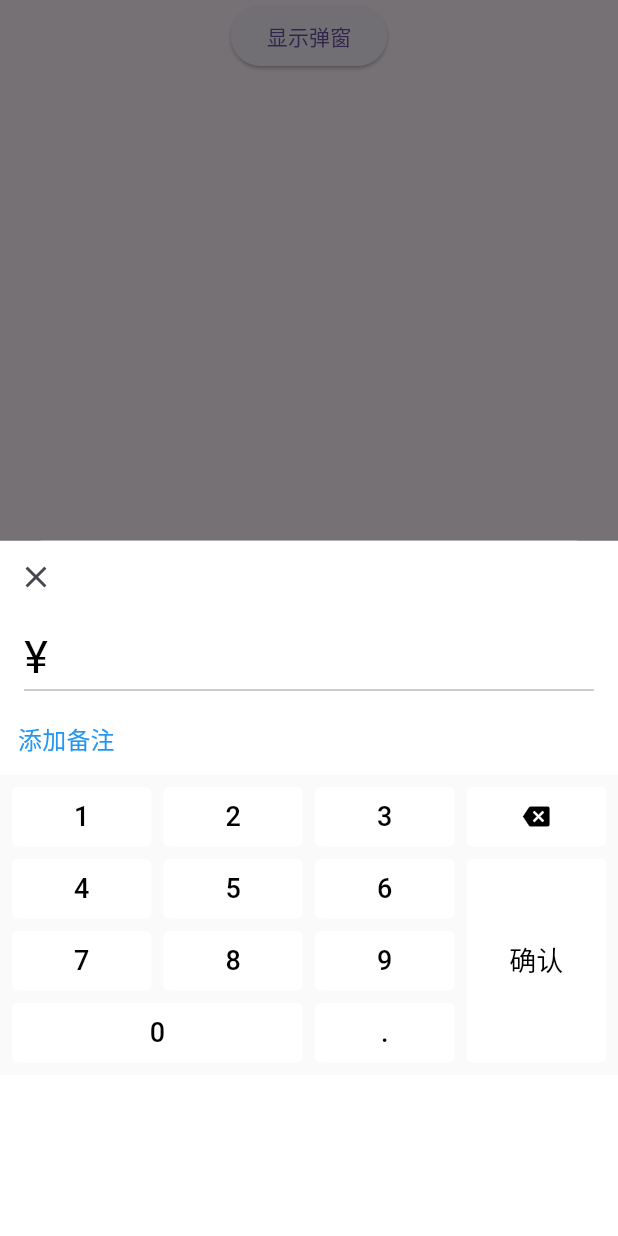
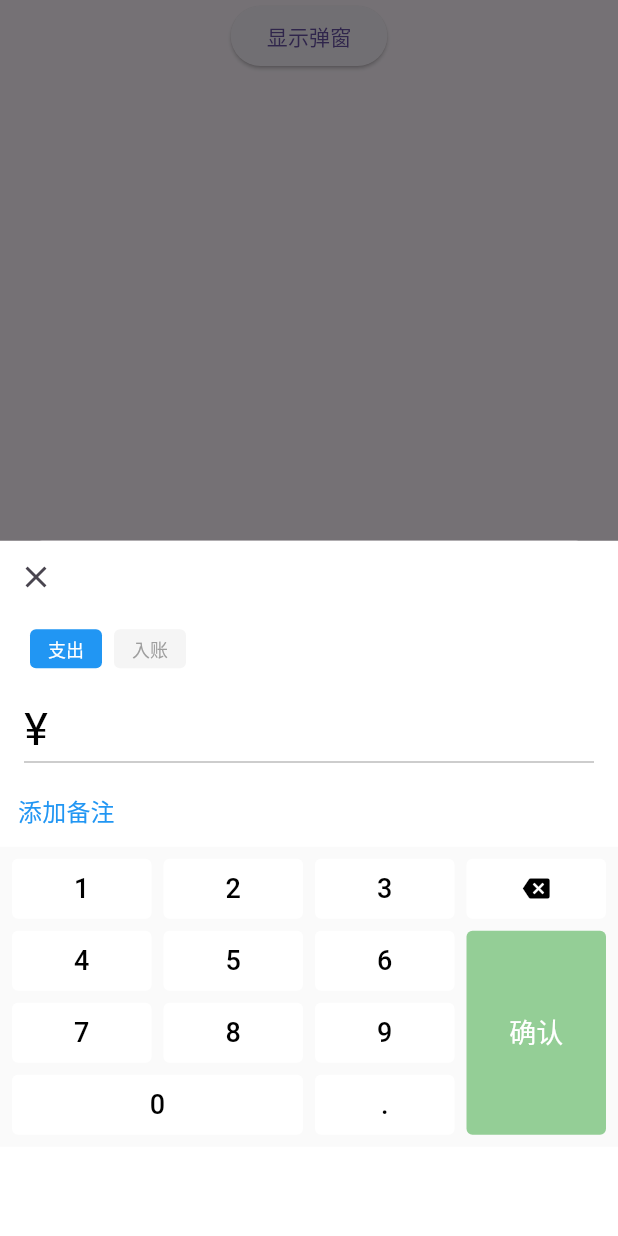
Before and after one commit to lixiaodong0/flutter-bookkeeping, a Flutter app: the screen it shows after launch, after a tap on "显示弹窗", on a phone screen of 412 x 824 dp. Run offline on Flutter 3.47's test engine with Material 3 defaults, Android fonts, the phone set to English and light mode, and no system bars; our stand-ins replace equatable, flutter_bloc, go_router, sqflite; accounts and stored records are empty.

Commit message:
优化记录布局

```diff
--- /dev/null
+++ b/lib/data/bean/record_bean.dart
@@ -0,0 +1,8 @@
+import 'journal_type.dart';
+
+class RecordBean {
+  final String amount;
+  final JournalType journalType;
+  String? remark;
+  RecordBean({required this.amount, required this.journalType, this.remark});
+}
--- a/lib/dialog/record_dialog.dart
+++ b/lib/record/record_dialog.dart
@@ -1,3 +1,4 @@
+import 'package:bookkeeping/data/bean/journal_type.dart';
 import 'package:flutter/cupertino.dart';
 import 'package:flutter/material.dart';
 
@@ -33,6 +34,9 @@ class _RecordDialog extends StatefulWidget {
 
 class _RecordDialogState extends State<_RecordDialog> {
   String inputAmount = "";
+  JournalType journalType = JournalType.expense;
+  Color confirmColor = Colors.green;
+  bool confirmEnabled = false;
 
   @override
   void initState() {
@@ -92,6 +96,7 @@ class _RecordDialogState extends State<_RecordDialog> {
     newAmount = _validAmount(newAmount);
     setState(() {
       inputAmount = newAmount;
+      confirmEnabled = inputAmount.isNotEmpty;
     });
   }
 
@@ -116,6 +121,17 @@ class _RecordDialogState extends State<_RecordDialog> {
     return amount;
   }
 
+  void onClickJournalType(JournalType type) {
+    setState(() {
+      journalType = type;
+      if (type == JournalType.expense) {
+        confirmColor = Colors.green;
+      } else {
+        confirmColor = Colors.orange;
+      }
+    });
+  }
+
   @override
   Widget build(BuildContext context) {
     return Container(
@@ -129,13 +145,65 @@ class _RecordDialogState extends State<_RecordDialog> {
             },
             icon: const Icon(Icons.close),
           ),
+          _journalTypeContainer(),
           Padding(padding: EdgeInsets.only(top: 8)),
           _inputContainer(inputAmount),
           Padding(padding: EdgeInsets.only(top: 8)),
-          TextButton(onPressed: () {}, child:Text("添加备注",style: TextStyle(fontSize: 16,color: Colors.blue))),
-          KeyboardWidget(onClickKeyCode: onClickKeyCode),
+          TextButton(
+            onPressed: () {},
+            child: Text(
+              "添加备注",
+              style: TextStyle(fontSize: 16, color: Colors.blue),
+            ),
+          ),
+          KeyboardWidget(
+            onClickKeyCode: onClickKeyCode,
+            confirmColor: confirmColor,
+            confirmEnabled: confirmEnabled,
+          ),
         ],
       ),
+    );
+  }
+
+  Widget _journalTypeContainer() {
+    return Container(
+      padding: EdgeInsets.symmetric(horizontal: 20),
+      child: Row(
+        children: [
+          _journalTypeButton("支出", journalType == JournalType.expense, () {
+            onClickJournalType(JournalType.expense);
+          }),
+          Padding(padding: EdgeInsets.only(left: 8)),
+          _journalTypeButton("入账", journalType == JournalType.income, () {
+            onClickJournalType(JournalType.income);
+          }),
+        ],
+      ),
+    );
+  }
+
+  Widget _journalTypeButton(
+    String title,
+    bool selected,
+    VoidCallback onPressed,
+  ) {
+    Color textColor = Colors.grey;
+    Color? backgroundColor = Colors.grey[100];
+    if (selected) {
+      textColor = Colors.white;
+      backgroundColor = Colors.blue;
+    }
+    return TextButton(
+      onPressed: onPressed,
+      style: TextButton.styleFrom(
+        backgroundColor: backgroundColor,
+        padding: EdgeInsets.all(0),
+        minimumSize: const Size(48, 26),
+        fixedSize: const Size(48, 26),
+        shape: RoundedRectangleBorder(borderRadius: BorderRadius.circular(4)),
+      ),
+      child: Text(title, style: TextStyle(color: textColor, fontSize: 12)),
     );
   }
 
--- a/lib/transaction/transaction_screen.dart
+++ b/lib/transaction/transaction_screen.dart
@@ -6,7 +6,7 @@ import 'package:flutter/material.dart';
 import 'package:flutter_bloc/flutter_bloc.dart';
 
 import '../data/repository/journal_repository.dart';
-import '../dialog/record_dialog.dart';
+import '../record/record_dialog.dart';
 
 class TransactionScreen extends StatelessWidget {
   const TransactionScreen({super.key});
--- a/lib/widget/keyboard_widget.dart
+++ b/lib/widget/keyboard_widget.dart
@@ -22,8 +22,15 @@ enum KeyCode {
 //Row没有android-Grid的跨行跨列展示，所以通过自定义计算来实现。
 final class KeyboardWidget extends StatelessWidget {
   final OnClickKeyCodeFunction onClickKeyCode;
+  final Color confirmColor;
+  final bool confirmEnabled;
 
-  const KeyboardWidget({super.key, required this.onClickKeyCode});
+  const KeyboardWidget({
+    super.key,
+    required this.onClickKeyCode,
+    this.confirmColor = Colors.blue,
+    this.confirmEnabled = false,
+  });
 
   static const double _keySpacing = 8;
 
@@ -173,7 +180,7 @@ final class KeyboardWidget extends StatelessWidget {
                 padding: const EdgeInsets.only(top: 48, right: _keySpacing),
                 child: _keySizedContainer(
                   totalWidth,
-                  _keyButton("确认", () {
+                  _confirmButton("确认", confirmColor, confirmEnabled, () {
                     onClickKeyCode(KeyCode.confirm);
                   }),
                   height: 120 + (2 * _keySpacing),
@@ -197,6 +204,29 @@ final class KeyboardWidget extends StatelessWidget {
       child: Text(
         key,
         style: const TextStyle(fontSize: 18, color: Colors.black),
+      ),
+    );
+  }
+
+  Widget _confirmButton(
+    String key,
+    Color backgroundColor,
+    bool enabled,
+    VoidCallback onClick,
+  ) {
+    if (!enabled) {
+      backgroundColor = backgroundColor.withAlpha(150);
+    }
+    return OutlinedButton(
+      onPressed: onClick,
+      style: OutlinedButton.styleFrom(
+        backgroundColor: backgroundColor,
+        shape: RoundedRectangleBorder(borderRadius: BorderRadius.circular(4)),
+        side: const BorderSide(color: Colors.transparent),
+      ),
+      child: Text(
+        key,
+        style: const TextStyle(fontSize: 18, color: Colors.white),
       ),
     );
   }
```
